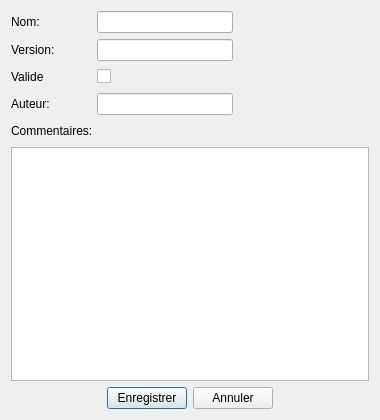
IfremerUnderwater/Matisse, file main/qt/MatisseServer/ui/AssemblyDialog.ui: the form before one commit.
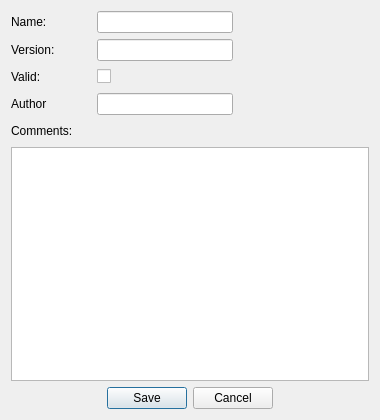
The form after the commit. Icons and pictures are not drawn.

What changed in the file:
```diff
--- a/main/qt/MatisseServer/ui/AssemblyDialog.ui
+++ b/main/qt/MatisseServer/ui/AssemblyDialog.ui
@@ -41,7 +41,7 @@
         </size>
        </property>
        <property name="text">
-        <string>Nom:</string>
+        <string>Name:</string>
        </property>
       </widget>
      </item>
@@ -119,7 +119,7 @@
         </size>
        </property>
        <property name="text">
-        <string>Valide</string>
+        <string>Valid:</string>
        </property>
       </widget>
      </item>
@@ -165,7 +165,7 @@
         </size>
        </property>
        <property name="text">
-        <string>Auteur:</string>
+        <string>Author</string>
        </property>
       </widget>
      </item>
@@ -192,7 +192,7 @@
      <item>
       <widget class="QLabel" name="label_4">
        <property name="text">
-        <string>Commentaires:</string>
+        <string>Comments:</string>
        </property>
       </widget>
      </item>
@@ -232,14 +232,14 @@
      <item>
       <widget class="QPushButton" name="_PB_save">
        <property name="text">
-        <string>Enregistrer</string>
+        <string>Save</string>
        </property>
       </widget>
      </item>
      <item>
       <widget class="QPushButton" name="_PB_cancel">
        <property name="text">
-        <string>Annuler</string>
+        <string>Cancel</string>
        </property>
       </widget>
      </item>
```
